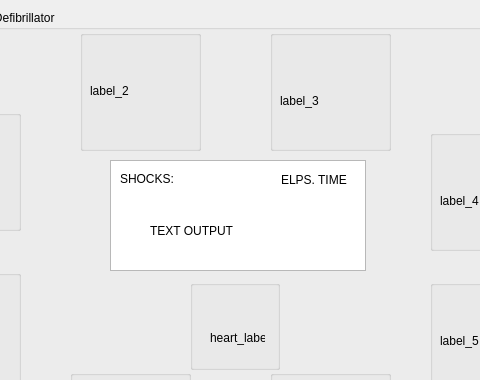
Above: src/mainwindow.ui from vishalparmar01/COMP3004_Project before the change; both pictures show x 110 to 590 and y 0 to 380 of the 698 by 779 pixel window. Below: the same form after it.
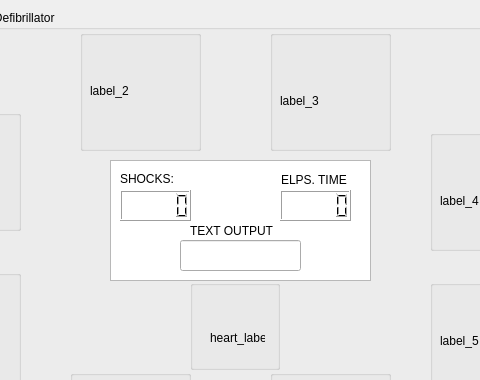
That is the form after the change.

Commit message: Added implementation of Battery Class & created powerOn() SLOT.

What changed in the file:
```diff
--- a/src/mainwindow.ui
+++ b/src/mainwindow.ui
@@ -563,15 +563,15 @@
       <rect>
        <x>220</x>
        <y>150</y>
-       <width>256</width>
-       <height>111</height>
+       <width>261</width>
+       <height>121</height>
       </rect>
      </property>
     </widget>
     <widget class="QLabel" name="label">
      <property name="geometry">
       <rect>
-       <x>260</x>
+       <x>300</x>
        <y>200</y>
        <width>171</width>
        <height>41</height>
@@ -607,6 +607,36 @@
       <string>ELPS. TIME</string>
      </property>
     </widget>
+    <widget class="QLCDNumber" name="shocks">
+     <property name="geometry">
+      <rect>
+       <x>230</x>
+       <y>180</y>
+       <width>71</width>
+       <height>31</height>
+      </rect>
+     </property>
+    </widget>
+    <widget class="QLCDNumber" name="elapsedTime">
+     <property name="geometry">
+      <rect>
+       <x>390</x>
+       <y>180</y>
+       <width>71</width>
+       <height>31</height>
+      </rect>
+     </property>
+    </widget>
+    <widget class="QLineEdit" name="display">
+     <property name="geometry">
+      <rect>
+       <x>290</x>
+       <y>230</y>
+       <width>121</width>
+       <height>31</height>
+      </rect>
+     </property>
+    </widget>
    </widget>
    <widget class="QPushButton" name="turnOnButton">
     <property name="geometry">
```
Left out of the diff: 4 changed lines with no effect on the pictures. The commit also changes 6 other files.
